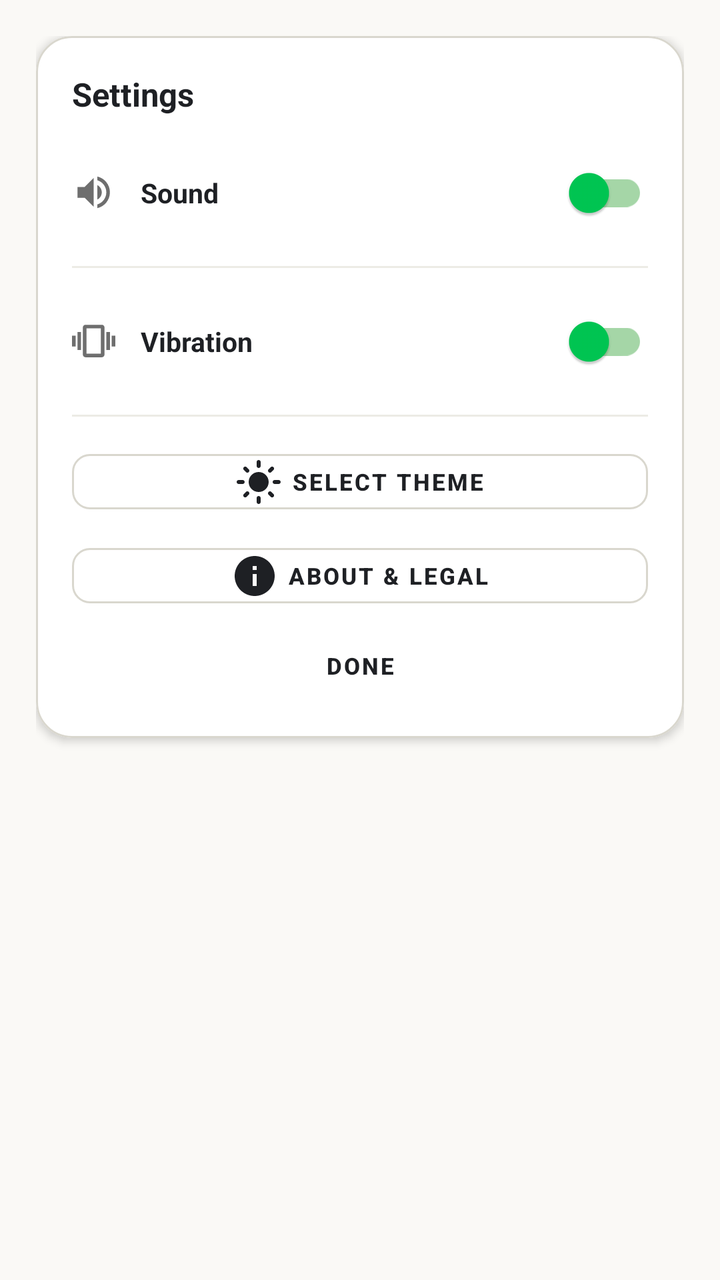
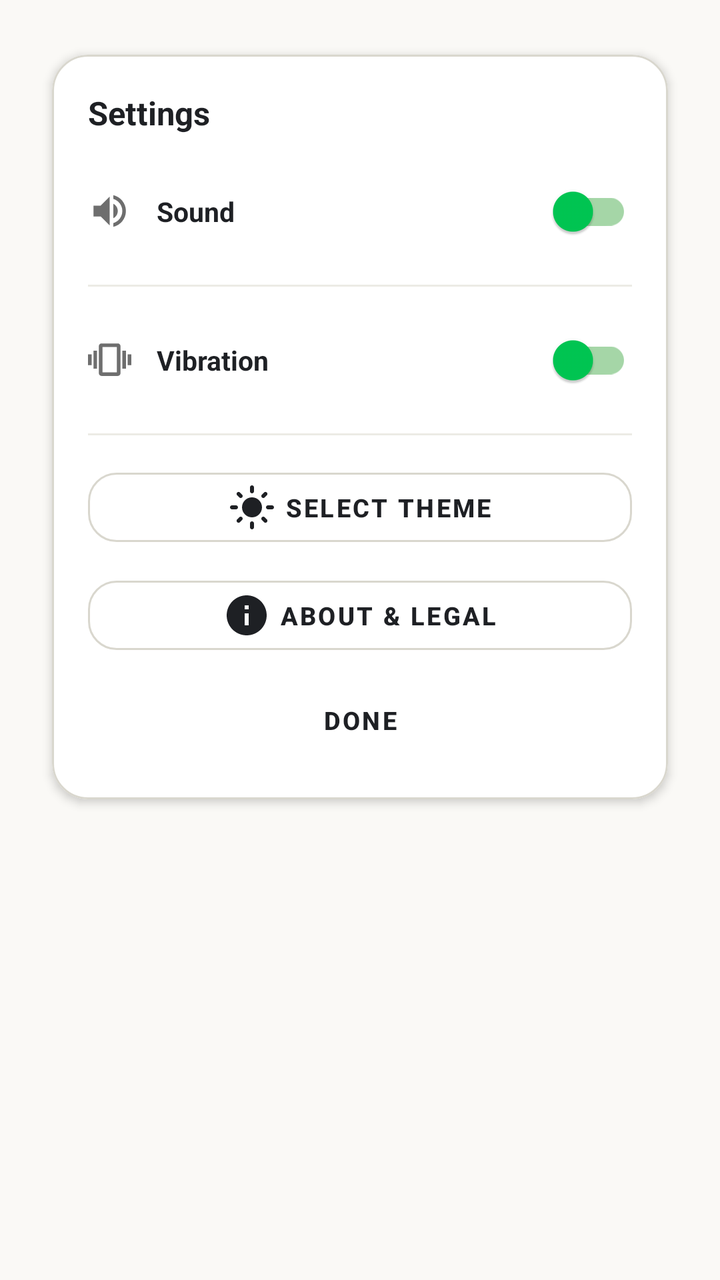

The first picture is an Android layout as it rendered before a commit; the second is the same layout after the commit. The layout source and the unified diff follow.
<!-- AndroidManifest.xml: application theme Theme.NumberBlocks -->
<!-- res/layout/dialog_settings.xml -->
<?xml version="1.0" encoding="utf-8"?>
<LinearLayout xmlns:android="http://schemas.android.com/apk/res/android"
    xmlns:app="http://schemas.android.com/apk/res-auto"
    android:layout_width="match_parent"
    android:layout_height="wrap_content"
    android:background="@android:color/transparent"
    android:orientation="vertical"
    android:padding="@dimen/dp_20">

    <com.google.android.material.card.MaterialCardView
        android:layout_width="match_parent"
        android:layout_height="wrap_content"
        app:cardBackgroundColor="#FFFFFF"
        app:cardCornerRadius="@dimen/dp_20"
        app:cardElevation="@dimen/dp_3"
        app:strokeColor="#D9D7CE"
        app:strokeWidth="@dimen/dp_1">

        <LinearLayout
            android:layout_width="match_parent"
            android:layout_height="wrap_content"
            android:orientation="vertical"
            android:padding="@dimen/dp_20">

            <TextView
                android:layout_width="wrap_content"
                android:layout_height="wrap_content"
                android:text="@string/settings"
                android:textColor="#1E2024"
                android:textSize="@dimen/sp_18"
                android:textStyle="bold" />

            
            <LinearLayout
                android:layout_width="match_parent"
                android:layout_height="wrap_content"
                android:layout_marginTop="@dimen/dp_16"
                android:gravity="center_vertical"
                android:orientation="horizontal">

                <ImageView
                    android:layout_width="@dimen/dp_24"
                    android:layout_height="@dimen/dp_24"
                    android:src="@drawable/ic_speaker"
                    android:contentDescription="@string/cd_sound_icon"
                    app:tint="#6E6E6E" />

                <TextView
                    android:layout_width="0dp"
                    android:layout_height="wrap_content"
                    android:layout_marginStart="@dimen/dp_14"
                    android:layout_weight="1"
                    android:text="@string/sound"
                    android:textColor="#1E2024"
                    android:textSize="@dimen/sp_15"
                    android:textStyle="bold" />

                <androidx.appcompat.widget.SwitchCompat
                    android:id="@+id/switch_sound"
                    android:layout_width="wrap_content"
                    android:layout_height="wrap_content"
                    app:thumbTint="#00C853"
                    app:trackTint="#A5D6A7" />
            </LinearLayout>

            <View
                android:layout_width="match_parent"
                android:layout_height="@dimen/dp_1"
                android:layout_marginTop="@dimen/dp_14"
                android:layout_marginBottom="@dimen/dp_14"
                android:background="#ECEBE5" />

            
            <LinearLayout
                android:layout_width="match_parent"
                android:layout_height="wrap_content"
                android:gravity="center_vertical"
                android:orientation="horizontal">

                <ImageView
                    android:layout_width="@dimen/dp_24"
                    android:layout_height="@dimen/dp_24"
                    android:src="@drawable/ic_vibrate"
                    android:contentDescription="@string/cd_vibrate_icon"
                    app:tint="#6E6E6E" />

                <TextView
                    android:layout_width="0dp"
                    android:layout_height="wrap_content"
                    android:layout_marginStart="@dimen/dp_14"
                    android:layout_weight="1"
                    android:text="@string/vibration"
                    android:textColor="#1E2024"
                    android:textSize="@dimen/sp_15"
                    android:textStyle="bold" />

                <androidx.appcompat.widget.SwitchCompat
                    android:id="@+id/switch_haptics"
                    android:layout_width="wrap_content"
                    android:layout_height="wrap_content"
                    app:thumbTint="#00C853"
                    app:trackTint="#A5D6A7" />
            </LinearLayout>

            <View
                android:layout_width="match_parent"
                android:layout_height="@dimen/dp_1"
                android:layout_marginTop="@dimen/dp_14"
                android:layout_marginBottom="@dimen/dp_14"
                android:background="#ECEBE5" />

            
            <Button
                android:id="@+id/btn_settings_change_theme"
                style="@style/Widget.MaterialComponents.Button.OutlinedButton"
                android:layout_width="match_parent"
                android:layout_height="@dimen/dp_44"
                android:text="@string/select_theme"
                android:textColor="#1E2024"
                android:textSize="@dimen/sp_13"
                android:textStyle="bold"
                app:icon="@drawable/ic_sun"
                app:iconTint="#1E2024"
                app:iconGravity="textStart"
                app:cornerRadius="@dimen/dp_10"
                app:strokeColor="#D9D7CE" />

            
            <Button
                android:id="@+id/btn_settings_info"
                style="@style/Widget.MaterialComponents.Button.OutlinedButton"
                android:layout_width="match_parent"
                android:layout_height="@dimen/dp_44"
                android:layout_marginTop="@dimen/dp_8"
                android:text="@string/info_title"
                android:textColor="#1E2024"
                android:textSize="@dimen/sp_13"
                android:textStyle="bold"
                app:icon="@drawable/ic_info"
                app:iconTint="#1E2024"
                app:iconGravity="textStart"
                app:cornerRadius="@dimen/dp_10"
                app:strokeColor="#D9D7CE" />

            <Button
                android:id="@+id/btn_close_settings"
                style="@style/Widget.MaterialComponents.Button.TextButton"
                android:layout_width="match_parent"
                android:layout_height="@dimen/dp_40"
                android:layout_marginTop="@dimen/dp_8"
                android:text="@string/done"
                android:textColor="#1E2024"
                android:textSize="@dimen/sp_13"
                android:textStyle="bold" />

        </LinearLayout>
    </com.google.android.material.card.MaterialCardView>
</LinearLayout>
<!-- resources referenced by this layout -->
<resources>
  <dimen name="dp_1">1.00dp</dimen>
  <dimen name="dp_10">10.00dp</dimen>
  <dimen name="dp_14">14.00dp</dimen>
  <dimen name="dp_16">16.00dp</dimen>
  <dimen name="dp_20">20.00dp</dimen>
  <dimen name="dp_24">24.00dp</dimen>
  <dimen name="dp_3">3.00dp</dimen>
  <dimen name="dp_40">40.00dp</dimen>
  <dimen name="dp_44">44.00dp</dimen>
  <dimen name="dp_8">8.00dp</dimen>
  <dimen name="sp_13">13.00sp</dimen>
  <dimen name="sp_15">15.00sp</dimen>
  <dimen name="sp_18">18.00sp</dimen>
  <!-- drawable ic_info (drawable) -->
  <vector xmlns:android="http://schemas.android.com/apk/res/android"
      android:width="24dp"
      android:height="24dp"
      android:viewportWidth="24"
      android:viewportHeight="24">
      <path
          android:fillColor="#FF000000"
          android:pathData="M12,2C6.48,2 2,6.48 2,12s4.48,10 10,10 10,-4.48 10,-10S17.52,2 12,2zM13,17h-2v-6h2v6zM13,9h-2V7h2v2z"/>
  </vector>
  <!-- drawable ic_speaker (drawable) -->
  <vector xmlns:android="http://schemas.android.com/apk/res/android"
      android:width="24dp"
      android:height="24dp"
      android:viewportWidth="24"
      android:viewportHeight="24">
      <path
          android:fillColor="#FF000000"
          android:pathData="M3,9v6h4l5,5V4L7,9H3zm13.5,3c0,-1.77 -1.02,-3.29 -2.5,-4.03v8.05c1.48,-0.73 2.5,-2.25 2.5,-4.02zM14,3.23v2.06c2.89,0.86 5,3.54 5,6.71s-2.11,5.85 -5,6.71v2.06c4.01,-0.91 7,-4.49 7,-8.77s-2.99,-7.86 -7,-8.77z"/>
  </vector>
  <!-- drawable ic_vibrate (drawable) -->
  <vector xmlns:android="http://schemas.android.com/apk/res/android"
      android:width="24dp"
      android:height="24dp"
      android:viewportWidth="24"
      android:viewportHeight="24">
      <path
          android:fillColor="#FF000000"
          android:pathData="M0,15h2V9H0v6zm3,2h2V7H3v10zm19,-8v6h2V9h-2zm-3,8h2V7h-2v10zM16.5,3h-9C6.67,3 6,3.67 6,4.5v15c0,0.83 0.67,1.5 1.5,1.5h9c0.83,0 1.5,-0.67 1.5,-1.5v-15c0,-0.83 -0.67,-1.5 -1.5,-1.5zM16,19H8V5h8v14z"/>
  </vector>
  <string name="cd_sound_icon">Sound icon</string>
  <string name="cd_vibrate_icon">Vibration icon</string>
  <string name="done">Done</string>
  <string name="info_title">About &amp; Legal</string>
  <string name="select_theme">Select Theme</string>
  <string name="settings">Settings</string>
  <string name="sound">Sound</string>
  <string name="vibration">Vibration</string>
  <style name="Theme.NumberBlocks" parent="Theme.MaterialComponents.DayNight.NoActionBar">
          <item name="colorPrimary">@color/primary</item>
          <item name="colorPrimaryVariant">@color/primary_variant</item>
          <item name="colorSecondary">@color/secondary</item>
          <item name="android:statusBarColor">@color/background</item>
          <item name="android:navigationBarColor">@color/background</item>
          <item name="android:windowBackground">@color/background</item>
          <item name="android:windowLightStatusBar">true</item>
      </style>
  <color name="primary">#1E2024</color>
  <color name="primary_variant">#161719</color>
  <color name="secondary">#5A5D66</color>
  <color name="background">#FAF9F6</color>
  <!-- unchanged entries left out for length: 1 -->
</resources>

<!-- the commit's change to res/layout/dialog_settings.xml (unified diff, before → after) -->
@@ -4,6 +4,8 @@
     android:layout_width="match_parent"
     android:layout_height="wrap_content"
     android:background="@android:color/transparent"
+    android:clipChildren="false"
+    android:clipToPadding="false"
     android:orientation="vertical"
     android:padding="@dimen/dp_20">
 
@@ -13,6 +15,7 @@
         app:cardBackgroundColor="#FFFFFF"
         app:cardCornerRadius="@dimen/dp_20"
         app:cardElevation="@dimen/dp_3"
+        app:cardUseCompatPadding="true"
         app:strokeColor="#D9D7CE"
         app:strokeWidth="@dimen/dp_1">
 
@@ -114,15 +117,15 @@
                 android:id="@+id/btn_settings_change_theme"
                 style="@style/Widget.MaterialComponents.Button.OutlinedButton"
                 android:layout_width="match_parent"
-                android:layout_height="@dimen/dp_44"
+                android:layout_height="@dimen/dp_52"
                 android:text="@string/select_theme"
                 android:textColor="#1E2024"
-                android:textSize="@dimen/sp_13"
+                android:textSize="@dimen/sp_14"
                 android:textStyle="bold"
                 app:icon="@drawable/ic_sun"
                 app:iconTint="#1E2024"
                 app:iconGravity="textStart"
-                app:cornerRadius="@dimen/dp_10"
+                app:cornerRadius="@dimen/dp_16"
                 app:strokeColor="#D9D7CE" />
 
             
@@ -130,27 +133,27 @@
                 android:id="@+id/btn_settings_info"
                 style="@style/Widget.MaterialComponents.Button.OutlinedButton"
                 android:layout_width="match_parent"
-                android:layout_height="@dimen/dp_44"
+                android:layout_height="@dimen/dp_52"
                 android:layout_marginTop="@dimen/dp_8"
                 android:text="@string/info_title"
                 android:textColor="#1E2024"
-                android:textSize="@dimen/sp_13"
+                android:textSize="@dimen/sp_14"
                 android:textStyle="bold"
                 app:icon="@drawable/ic_info"
                 app:iconTint="#1E2024"
                 app:iconGravity="textStart"
-                app:cornerRadius="@dimen/dp_10"
+                app:cornerRadius="@dimen/dp_16"
                 app:strokeColor="#D9D7CE" />
 
             <Button
                 android:id="@+id/btn_close_settings"
-                style="@style/Widget.MaterialComponents.Button.TextButton"
+                style="@style/GameButton.Text"
                 android:layout_width="match_parent"
-                android:layout_height="@dimen/dp_40"
+                android:layout_height="@dimen/dp_48"
                 android:layout_marginTop="@dimen/dp_8"
                 android:text="@string/done"
                 android:textColor="#1E2024"
-                android:textSize="@dimen/sp_13"
+                android:textSize="@dimen/sp_14"
                 android:textStyle="bold" />
 
         </LinearLayout>
<!-- resource entries referenced after the edit -->
@@ -1,16 +1,15 @@
 <!-- resources referenced by this layout -->
 <resources>
   <dimen name="dp_1">1.00dp</dimen>
-  <dimen name="dp_10">10.00dp</dimen>
   <dimen name="dp_14">14.00dp</dimen>
   <dimen name="dp_16">16.00dp</dimen>
   <dimen name="dp_20">20.00dp</dimen>
   <dimen name="dp_24">24.00dp</dimen>
   <dimen name="dp_3">3.00dp</dimen>
-  <dimen name="dp_40">40.00dp</dimen>
-  <dimen name="dp_44">44.00dp</dimen>
+  <dimen name="dp_48">48.00dp</dimen>
+  <dimen name="dp_52">52.00dp</dimen>
   <dimen name="dp_8">8.00dp</dimen>
-  <dimen name="sp_13">13.00sp</dimen>
+  <dimen name="sp_14">14.00sp</dimen>
   <dimen name="sp_15">15.00sp</dimen>
   <dimen name="sp_18">18.00sp</dimen>
   <!-- drawable ic_info (drawable) -->
@@ -51,6 +50,14 @@
   <string name="settings">Settings</string>
   <string name="sound">Sound</string>
   <string name="vibration">Vibration</string>
+  <style name="GameButton.Text" parent="Widget.MaterialComponents.Button.TextButton">
+          <item name="android:layout_height">@dimen/dp_48</item>
+          <item name="android:textSize">@dimen/sp_14</item>
+          <item name="android:textStyle">bold</item>
+          <item name="android:insetTop">0dp</item>
+          <item name="android:insetBottom">0dp</item>
+          <item name="android:textColor">@color/text_secondary</item>
+      </style>
   <style name="Theme.NumberBlocks" parent="Theme.MaterialComponents.DayNight.NoActionBar">
           <item name="colorPrimary">@color/primary</item>
           <item name="colorPrimaryVariant">@color/primary_variant</item>
@@ -60,6 +67,7 @@
           <item name="android:windowBackground">@color/background</item>
           <item name="android:windowLightStatusBar">true</item>
       </style>
+  <color name="text_secondary">#737680</color>
   <color name="primary">#1E2024</color>
   <color name="primary_variant">#161719</color>
   <color name="secondary">#5A5D66</color>
